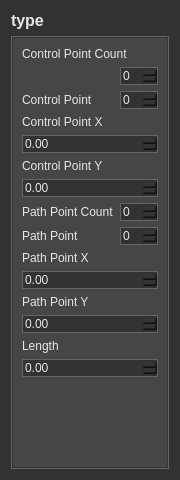
Qt form src/ui/PropertyWidget.ui (chen6556/DSV) before a commit.
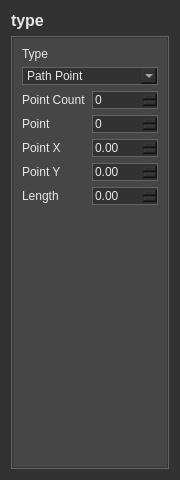
The same form after that commit. The open tabs and pages were chosen to show the change.

```diff
--- a/src/ui/PropertyWidget.ui
+++ b/src/ui/PropertyWidget.ui
@@ -55,7 +55,7 @@
 {
 	background-color: rgb(70, 70, 71);
 }
-QLineEdit, QSpinBox, QDoubleSpinBox
+QLineEdit, QSpinBox, QDoubleSpinBox, QComboBox
 {
 	background-color: rgb(50, 50, 51);
 	border: 1px solid rgb(100, 100, 101);
@@ -440,8 +440,8 @@
            <rect>
             <x>0</x>
             <y>0</y>
-            <width>135</width>
-            <height>455</height>
+            <width>121</width>
+            <height>307</height>
            </rect>
           </property>
           <layout class="QVBoxLayout" name="verticalLayout_7">
@@ -450,44 +450,34 @@
              <property name="rowWrapPolicy">
               <enum>QFormLayout::RowWrapPolicy::WrapLongRows</enum>
              </property>
-             <item row="0" column="0">
-              <widget class="QLabel" name="bspline_controlPointCountLabel">
-               <property name="text">
-                <string>Control Point Count</string>
-               </property>
-              </widget>
-             </item>
-             <item row="0" column="1">
-              <widget class="QSpinBox" name="bspline_controlPointCount">
-               <property name="readOnly">
-                <bool>true</bool>
-               </property>
-              </widget>
-             </item>
              <item row="1" column="0">
               <widget class="QLabel" name="bspline_controlPointLabel">
                <property name="text">
-                <string>Control Point</string>
+                <string>Point Count</string>
                </property>
               </widget>
              </item>
              <item row="1" column="1">
-              <widget class="QSpinBox" name="bspline_controlPoint"/>
+              <widget class="QSpinBox" name="bspline_pointCount">
+               <property name="readOnly">
+                <bool>true</bool>
+               </property>
+              </widget>
              </item>
              <item row="2" column="0">
               <widget class="QLabel" name="bspline_controlPointXLabel">
                <property name="text">
-                <string>Control Point X</string>
+                <string>Point</string>
                </property>
               </widget>
              </item>
              <item row="2" column="1">
-              <widget class="QDoubleSpinBox" name="bspline_controlPointX"/>
+              <widget class="QSpinBox" name="bspline_point"/>
              </item>
              <item row="3" column="0">
               <widget class="QLabel" name="bspline_controlPointYLabel">
                <property name="text">
-                <string>Control Point Y</string>
+                <string>Point X</string>
                </property>
               </widget>
              </item>
@@ -497,61 +487,48 @@
              <item row="4" column="0">
               <widget class="QLabel" name="bspline_pathPointCountLabel">
                <property name="text">
-                <string>Path Point Count</string>
+                <string>Point Y</string>
                </property>
               </widget>
              </item>
              <item row="4" column="1">
-              <widget class="QSpinBox" name="bspline_pathPointCount">
-               <property name="readOnly">
-                <bool>true</bool>
-               </property>
-              </widget>
+              <widget class="QDoubleSpinBox" name="bspline_pointY"/>
              </item>
              <item row="5" column="0">
-              <widget class="QLabel" name="bspline_pathPointLabel">
-               <property name="text">
-                <string>Path Point</string>
-               </property>
-              </widget>
-             </item>
-             <item row="5" column="1">
-              <widget class="QSpinBox" name="bspline_pathPoint"/>
-             </item>
-             <item row="6" column="0">
-              <widget class="QLabel" name="bspline_pathPointXLabel">
-               <property name="text">
-                <string>Path Point X</string>
-               </property>
-              </widget>
-             </item>
-             <item row="6" column="1">
-              <widget class="QDoubleSpinBox" name="bspline_pathPointX"/>
-             </item>
-             <item row="7" column="0">
-              <widget class="QLabel" name="bspline_pathPointYLabel">
-               <property name="text">
-                <string>Path Point Y</string>
-               </property>
-              </widget>
-             </item>
-             <item row="7" column="1">
-              <widget class="QDoubleSpinBox" name="bspline_pathPointY"/>
-             </item>
-             <item row="8" column="0">
               <widget class="QLabel" name="bspline_lengthLabel">
                <property name="text">
                 <string>Length</string>
                </property>
               </widget>
              </item>
-             <item row="8" column="1">
+             <item row="5" column="1">
               <widget class="QDoubleSpinBox" name="bspline_length">
                <property name="readOnly">
                 <bool>true</bool>
                </property>
               </widget>
              </item>
+             <item row="0" column="0">
+              <widget class="QLabel" name="bspline_pointTypeLabel">
+               <property name="text">
+                <string>Type</string>
+               </property>
+              </widget>
+             </item>
+             <item row="0" column="1">
+              <widget class="QComboBox" name="bspline_pointTypeCbx">
+               <item>
+                <property name="text">
+                 <string>Path Point</string>
+                </property>
+               </item>
+               <item>
+                <property name="text">
+                 <string>Control Point</string>
+                </property>
+               </item>
+              </widget>
+             </item>
             </layout>
            </item>
           </layout>
```
Left out of the diff: 232 changed lines with no effect on the pictures.
